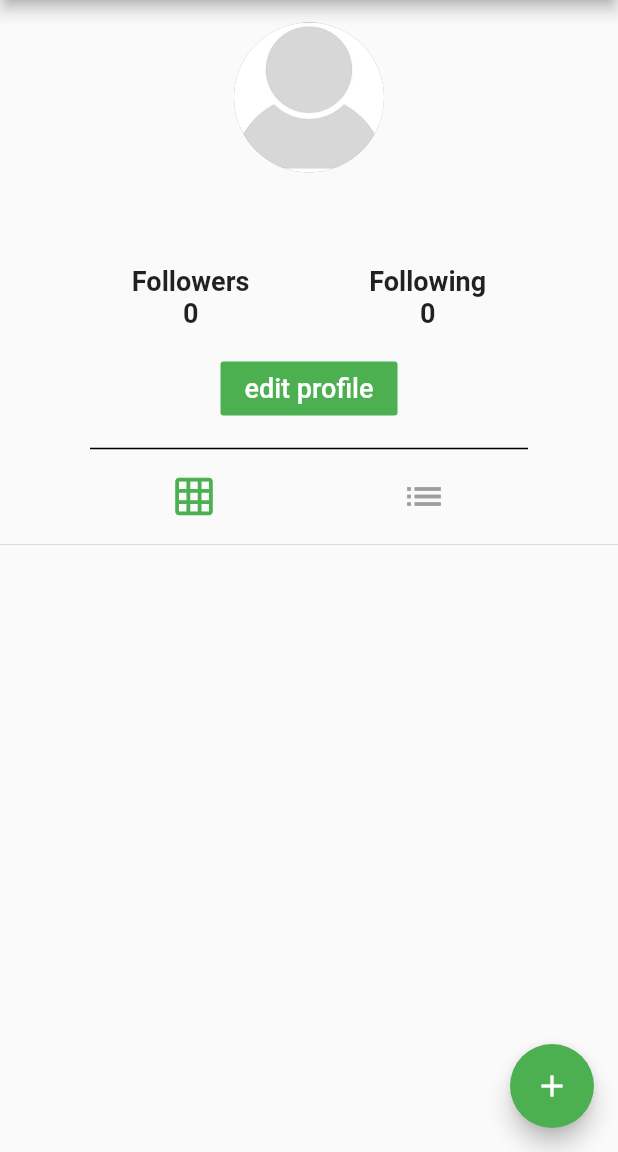
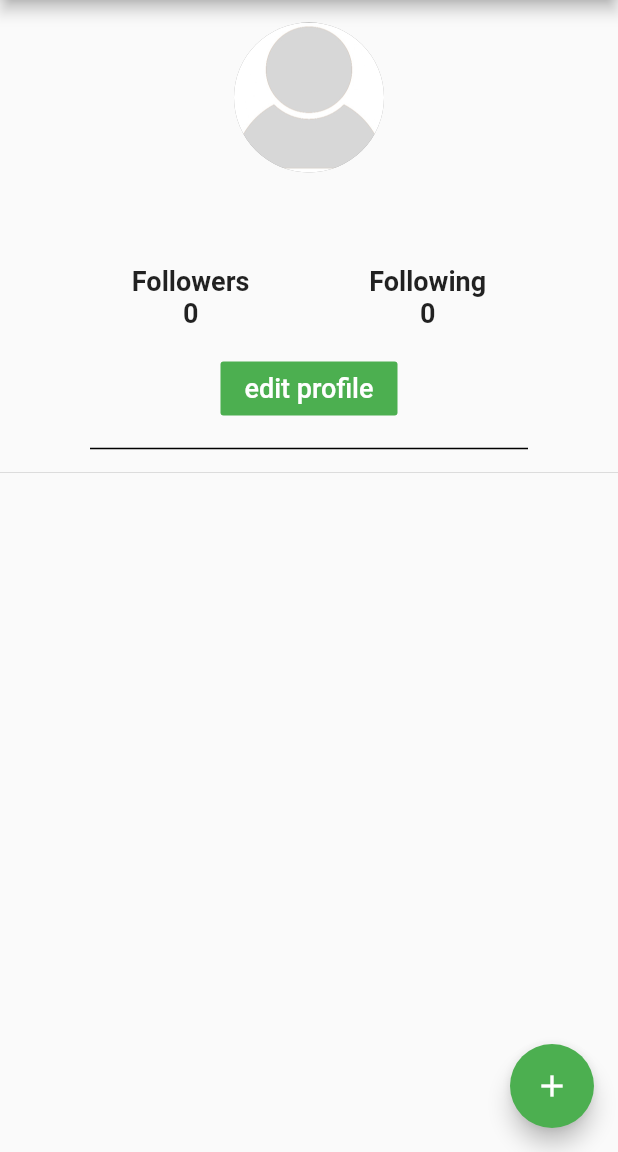
Before and after one commit to MoRashad/Wadi-Food-App-, a Flutter app: the screen it shows once a user with an empty profile is signed in, in the side drawer, after a tap on "Profile", on a phone screen of 412 x 824 dp, the part 84-1236 px from its top. Run offline on Flutter 3.47's test engine with Material 2 defaults, Android fonts, the phone set to English and light mode, and no system bars; our stand-ins replace auto_size_text, cached_network_image, cloud_firestore, email_validator, firebase_auth, firebase_storage and 3 more; missing offline and left inert: animator; accounts and stored records are empty.

Commit message:
refresh profile screen

```diff
--- a/lib/feed_page.dart
+++ b/lib/feed_page.dart
@@ -1,8 +1,5 @@
 import 'package:WadiFood/postview.dart';
-import 'package:WadiFood/profile.dart';
-
 import 'database_service.dart';
-import 'package:cached_network_image/cached_network_image.dart';
 import 'package:flutter/material.dart';
 import 'post_model.dart';
 import 'user_model.dart';
--- a/lib/login_page.dart
+++ b/lib/login_page.dart
@@ -4,8 +4,11 @@ import 'package:email_validator/email_validator.dart';
 import 'package:firebase_auth/firebase_auth.dart';
 import 'package:flutter/material.dart';
 import 'package:cloud_firestore/cloud_firestore.dart';
+import 'package:provider/provider.dart';
 import 'auth.dart';
 import 'package:auto_size_text/auto_size_text.dart';
+
+import 'user_data.dart';
 
 class LoginPage extends StatefulWidget {
   final String userid;
@@ -111,13 +114,13 @@ class LoginPageState extends State<LoginPage>{
   }
 void validateandsubmit() async {
   if(validateandsave()){
-
     if(_formType == FormType.login){
-        AuthService.signinwithemailandpassword( _email, _password);
+      AuthService.signinwithemailandpassword( context,_email, _password);
       if(AuthService.error != null){
           print(AuthService.error);
           //AuthService.error = null;
         }
+
     }else if(_formType == FormType.register){
       AuthService.createuserwithemailandpassword(context, _email, _password, _name, phoneNo);
     }else if(_formType == FormType.reset){
@@ -176,7 +179,7 @@ void movetoresetpassword(){
   }
 
    List<Widget> showAlert(){
-    if(AuthService.error != null){
+    /*if(Provider.of<Userdata>(context).currentuserid == null){
       return [Container(
         color: Colors.amberAccent,
         width: double.infinity,
@@ -205,7 +208,7 @@ void movetoresetpassword(){
       ];
     }
     AuthService.error = null;
-    return [SizedBox(height: 0,)];
+    return [SizedBox(height: 0,)];*/
   }
 
   List<Widget> buildInputs(){
@@ -224,7 +227,7 @@ void movetoresetpassword(){
               }
                 return null;
             },
-            onChanged: (value)  => _email = value,
+            onChanged: (value)  => _email = value.trim(),
           ),
           SizedBox(height: 30),
           Text('Password'),
--- a/lib/postview.dart
+++ b/lib/postview.dart
@@ -200,7 +200,7 @@ class _PostViewState extends State<PostView> {
                   ),
                   Expanded(
                     child: Text(
-                      ' ',//post.description,
+                      '',//widget.post.description,
                       style: TextStyle(
                         fontSize: 16,
                       ),
--- a/lib/profile.dart
+++ b/lib/profile.dart
@@ -11,16 +11,17 @@ import 'post_model.dart';
 import 'postphoto.dart';
 import 'user_data.dart';
 import 'user_model.dart';
+
 class ProfilePage extends StatefulWidget {
   final String userid;
   final String currentuser;
-  ProfilePage({this.currentuser, this.userid });
+  ProfilePage({this.currentuser, this.userid});
   static final String id = 'profile';
   @override
   _ProfilePageState createState() => _ProfilePageState();
 }
 
-class _ProfilePageState extends State<ProfilePage>{
+class _ProfilePageState extends State<ProfilePage> {
   bool _isfollowing = false;
   int _followercount = 0;
   int _followingcount = 0;
@@ -28,7 +29,7 @@ class _ProfilePageState extends State<ProfilePage>{
   int _displayposts = 0;
   User _profileuser;
   @override
-  void initState(){
+  void initState() {
     super.initState();
     _setupisfollowing();
     _setupfollowers();
@@ -36,20 +37,22 @@ class _ProfilePageState extends State<ProfilePage>{
     _setupposts();
     _setupprofileuser();
   }
+
   _setupisfollowing() async {
     bool isfollowinguser = await DatabaseServise.isfollowinguser(
-      widget.currentuser,
-       widget.userid);
+        widget.currentuser, widget.userid);
     setState(() {
       _isfollowing = isfollowinguser;
     });
   }
+
   _setupfollowers() async {
     int userfollowercount = await DatabaseServise.numfollowers(widget.userid);
     setState(() {
       _followercount = userfollowercount;
     });
   }
+
   _setupfollowing() async {
     int userfollowingcount = await DatabaseServise.numfollowing(widget.userid);
     setState(() {
@@ -57,7 +60,7 @@ class _ProfilePageState extends State<ProfilePage>{
     });
   }
 
-  _setupposts() async{
+  _setupposts() async {
     List<Post> posts = await DatabaseServise.getuserposts(widget.userid);
     setState(() {
       _posts = posts;
@@ -71,21 +74,23 @@ class _ProfilePageState extends State<ProfilePage>{
     });
   }
 
-  _followorunfollow(){
-    if(_isfollowing){
+  _followorunfollow() {
+    if (_isfollowing) {
       _unfollowuser();
-    }else{
+    } else {
       _followuser();
     }
   }
-  _unfollowuser(){
+
+  _unfollowuser() {
     DatabaseServise.unfollowuser(widget.currentuser, widget.userid);
     setState(() {
       _isfollowing = false;
       _followingcount--;
     });
   }
-  _followuser(){
+
+  _followuser() {
     DatabaseServise.followuser(widget.currentuser, widget.userid);
     setState(() {
       _isfollowing = true;
@@ -93,20 +98,23 @@ class _ProfilePageState extends State<ProfilePage>{
     });
   }
 
-  _displaybutton(User user){
+  _displaybutton(User user) {
     return user.id == Provider.of<Userdata>(context).currentuserid
-    ?  Padding(
+        ? Padding(
             padding: const EdgeInsets.all(8.0),
             child: FlatButton(
-        onPressed: (){
+              onPressed: () {
                 Navigator.push(
                     context,
-            MaterialPageRoute(builder: (_)=> EditProfile(user: user,)
-          ));
+                    MaterialPageRoute(
+                        builder: (_) => EditProfile(
+                              user: user,
+                            )));
               },
               color: Colors.green,
               textColor: Colors.white,
-        child: Text('edit profile',
+              child: Text(
+                'edit profile',
                 style: TextStyle(
                   fontSize: 18,
                 ),
@@ -117,9 +125,10 @@ class _ProfilePageState extends State<ProfilePage>{
             padding: const EdgeInsets.all(8.0),
             child: FlatButton(
               onPressed: _followorunfollow,
-        color: _isfollowing ? Colors.grey :Colors.green,
+              color: _isfollowing ? Colors.grey : Colors.green,
               textColor: _isfollowing ? Colors.black : Colors.white,
-        child: Text(_isfollowing ? 'Unfollow' : 'Follow',
+              child: Text(
+                _isfollowing ? 'Unfollow' : 'Follow',
                 style: TextStyle(
                   fontSize: 18,
                 ),
@@ -128,7 +137,7 @@ class _ProfilePageState extends State<ProfilePage>{
           );
   }
 
-  _buildprofileinfo(User user){
+  _buildprofileinfo(User user) {
     return Column(
       children: <Widget>[
         Padding(
@@ -136,15 +145,15 @@ class _ProfilePageState extends State<ProfilePage>{
           child: CircleAvatar(
             radius: 50,
             backgroundColor: Colors.grey,
-                      backgroundImage:
-                      user.profileimage.isEmpty
+            backgroundImage: user.profileimage.isEmpty
                 ? AssetImage('assets/images/user_placeholder.jpg')
                 : CachedNetworkImageProvider(user.profileimage),
           ),
         ),
         Padding(
           padding: const EdgeInsets.all(8.0),
-                    child: Text(user.name,
+          child: Text(
+            user.name,
             style: TextStyle(
               fontSize: 20,
             ),
@@ -157,13 +166,15 @@ class _ProfilePageState extends State<ProfilePage>{
             children: <Widget>[
               Column(
                 children: <Widget>[
-                            Text('Followers',
+                  Text(
+                    'Followers',
                     style: TextStyle(
                       fontSize: 18,
                       fontWeight: FontWeight.w600,
                     ),
                   ),
-                            Text(_followercount.toString(),
+                  Text(
+                    _followercount.toString(),
                     style: TextStyle(
                       fontSize: 18,
                       fontWeight: FontWeight.w600,
@@ -173,13 +184,15 @@ class _ProfilePageState extends State<ProfilePage>{
               ),
               Column(
                 children: <Widget>[
-                            Text('Following',
+                  Text(
+                    'Following',
                     style: TextStyle(
                       fontSize: 18,
                       fontWeight: FontWeight.w600,
                     ),
                   ),
-                            Text(_followingcount.toString(),
+                  Text(
+                    _followingcount.toString(),
                     style: TextStyle(
                       fontSize: 18,
                       fontWeight: FontWeight.w600,
@@ -201,15 +214,15 @@ class _ProfilePageState extends State<ProfilePage>{
     );
   }
 
-  _buildtogglebuttons(){
+  /*_buildtogglebuttons() {
     return Row(
-      mainAxisAlignment: MainAxisAlignment.spaceEvenly ,
+      mainAxisAlignment: MainAxisAlignment.spaceEvenly,
       children: <Widget>[
         IconButton(
           icon: Icon(Icons.grid_on),
           iconSize: 30,
           color: _displayposts == 0 ? Colors.green : Colors.grey,
-          onPressed: () => setState((){
+          onPressed: () => setState(() {
             _displayposts = 0;
           }),
         ),
@@ -217,13 +230,14 @@ class _ProfilePageState extends State<ProfilePage>{
           icon: Icon(Icons.list),
           iconSize: 30,
           color: _displayposts == 1 ? Colors.green : Colors.grey,
-          onPressed: () => setState((){
+          onPressed: () => setState(() {
             _displayposts = 1;
           }),
         ),
       ],
     );
-  }
+  }*/
+
   _buildtilepost(Post post) {
     return GridTile(
       child: GestureDetector(
@@ -234,8 +248,7 @@ class _ProfilePageState extends State<ProfilePage>{
                 postid: post.id,
                 likecount: post.likecount,
               ),
-            )
-        ),
+            )),
         child: Image(
           image: CachedNetworkImageProvider(post.imageurl),
           fit: BoxFit.cover,
@@ -243,31 +256,20 @@ class _ProfilePageState extends State<ProfilePage>{
       ),
     );
   }
-  _builddisplayposts(){
-    if(_displayposts==0){
-      List<GridTile> tiles = [];
-      _posts.forEach(
-        (post) => tiles.add(_buildtilepost(post)), );
-      return GridView.count(
-        crossAxisCount: 3,
-        childAspectRatio: 1,
-        mainAxisSpacing: 2,
-        crossAxisSpacing: 2,
-        shrinkWrap: true,
-        physics: NeverScrollableScrollPhysics(),
-        children: tiles,
-      );
-    }else{
+
+  _builddisplayposts() {
       List<PostView> postviews = [];
       _posts.forEach((post) {
-        postviews.add(PostView(
+        postviews.add(
+          PostView(
             currentuserid: widget.currentuser,
             post: post,
             author: _profileuser,
-        ),);
+          ),
+        );
       });
       return Column(children: postviews);
-    }
+
   }
 
   @override
@@ -280,18 +282,21 @@ class _ProfilePageState extends State<ProfilePage>{
             icon: Icon(
               Icons.search,
             ),
-            onPressed:()=> Navigator.of(context).pushNamed(SearchPage.id),
-
+            onPressed: () => Navigator.of(context).pushNamed(SearchPage.id),
           ),
         ],
       ),
       body: RefreshIndicator(
         onRefresh: () => _setupposts(),
         child: FutureBuilder(
-          future:  Firestore.instance.collection('users').document(widget.userid).get(),
-          builder: (BuildContext context, AsyncSnapshot snapshot){
-          if(!snapshot.hasData){
-            return Center(child: CircularProgressIndicator(),
+          future: Firestore.instance
+              .collection('users')
+              .document(widget.userid)
+              .get(),
+          builder: (BuildContext context, AsyncSnapshot snapshot) {
+            if (!snapshot.hasData) {
+              return Center(
+                child: CircularProgressIndicator(),
               );
             }
             User user = User.fromDoc(snapshot.data);
@@ -299,7 +304,7 @@ class _ProfilePageState extends State<ProfilePage>{
               child: ListView(
                 children: <Widget>[
                   _buildprofileinfo(user),
-                _buildtogglebuttons(),
+                  //_buildtogglebuttons(),
                   Divider(),
                   _builddisplayposts(),
                 ],
@@ -308,9 +313,8 @@ class _ProfilePageState extends State<ProfilePage>{
           },
         ),
       ),
-      floatingActionButton:
-      FloatingActionButton(
-        onPressed: (){
+      floatingActionButton: FloatingActionButton(
+        onPressed: () {
           Navigator.of(context).pushNamed(PostPhoto.id);
           print('post photo');
         },
@@ -319,5 +323,4 @@ class _ProfilePageState extends State<ProfilePage>{
       ),
     );
   }
-
 }
--- a/pubspec.yaml
+++ b/pubspec.yaml
@@ -19,6 +19,7 @@ environment:
 dependencies:
 
 
+  oauth2: ^1.5.0
 
   flutter:
     sdk: flutter
```
Also changed, not shown: lib/auth.dart (+3 -5 lines), lib/database_service.dart (+76 -48 lines), lib/fatsecretget.dart (added, +87 -0 lines), pubspec.lock. Lines whose indentation alone changed are shown as unchanged.
